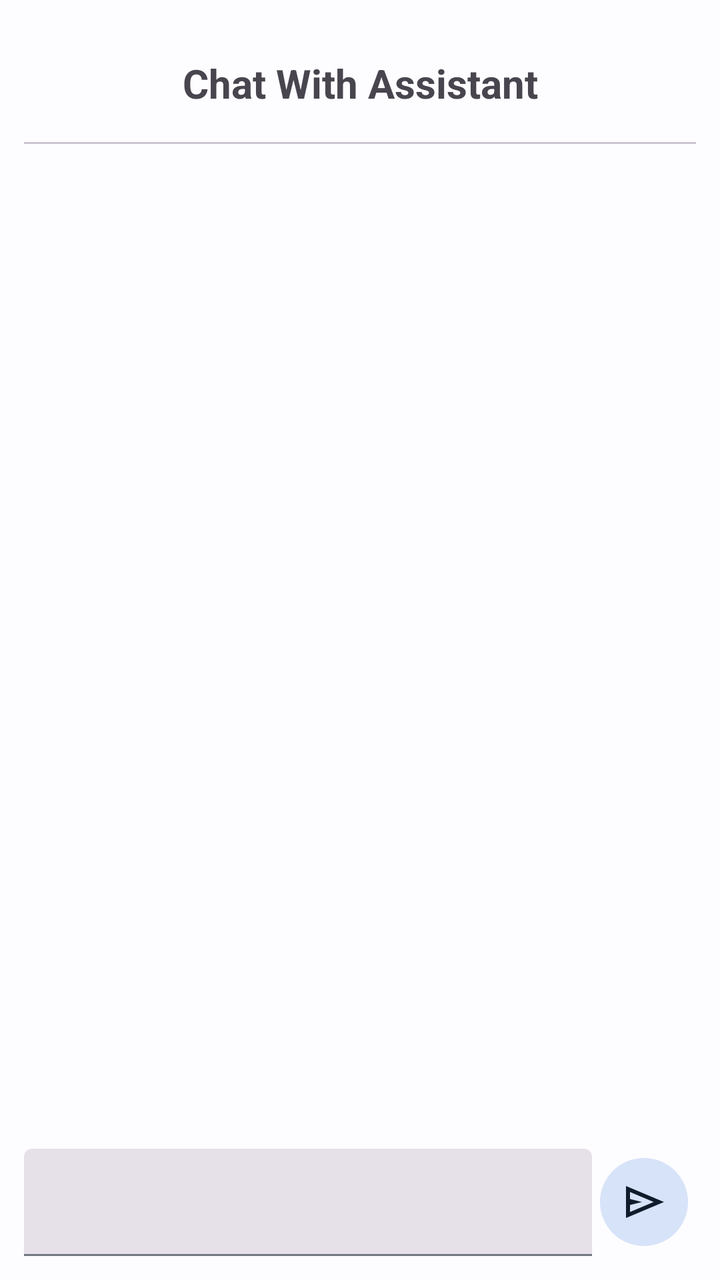
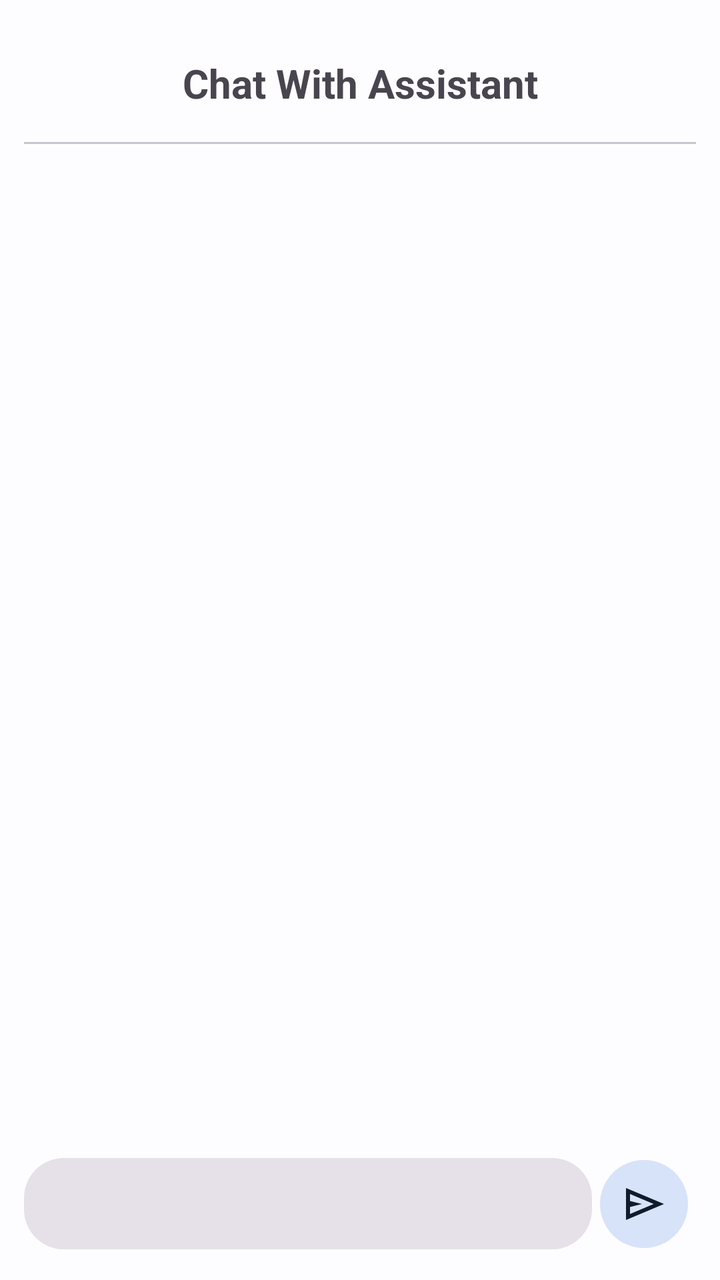

The first picture is an Android layout as it rendered before a commit; the second is the same layout after the commit. The layout source and the unified diff follow.
<!-- AndroidManifest.xml: application theme Theme.MyApplication -->
<!-- res/layout/assistant_activity_chat.xml -->
<?xml version="1.0" encoding="utf-8"?>
<androidx.coordinatorlayout.widget.CoordinatorLayout xmlns:android="http://schemas.android.com/apk/res/android"
    xmlns:app="http://schemas.android.com/apk/res-auto"
    xmlns:tools="http://schemas.android.com/tools"
    android:layout_width="match_parent"
    android:layout_height="match_parent"
    android:animateLayoutChanges="true">

    <androidx.constraintlayout.widget.ConstraintLayout
        android:id="@+id/main_layout"
        android:layout_width="match_parent"
        android:layout_height="match_parent"
        android:animateLayoutChanges="true"
        android:padding="12dp">

        <TextView
            android:id="@+id/textView26"
            android:layout_width="wrap_content"
            android:layout_height="wrap_content"
            android:layout_marginTop="16dp"
            android:text="@string/chat_with_assistant"
            android:textSize="20sp"
            android:textStyle="bold"
            app:layout_constraintEnd_toEndOf="parent"
            app:layout_constraintStart_toStartOf="parent"
            app:layout_constraintTop_toTopOf="parent" />

        <com.google.android.material.divider.MaterialDivider
            android:id="@+id/materialDivider3"
            android:layout_width="match_parent"
            android:layout_height="wrap_content"
            android:layout_marginTop="16dp"
            app:layout_constraintTop_toBottomOf="@+id/textView26"
            tools:layout_editor_absoluteX="12dp" />

        <androidx.recyclerview.widget.RecyclerView
            android:id="@+id/chat_bubble_recycler"
            android:layout_width="match_parent"
            android:layout_height="0dp"
            android:layout_marginTop="16dp"
            android:layout_marginBottom="16dp"
            android:layoutDirection="ltr"
            app:layout_constraintBottom_toTopOf="@+id/send_text_linear_layout"
            app:layout_constraintTop_toBottomOf="@+id/materialDivider3" />

        <LinearLayout
            android:id="@+id/send_text_linear_layout"
            android:layout_width="match_parent"
            android:layout_height="wrap_content"
            android:animateLayoutChanges="true"
            android:gravity="center"
            android:layoutDirection="ltr"
            android:orientation="horizontal"
            app:layout_constraintBottom_toBottomOf="parent"
            tools:layout_editor_absoluteX="12dp">

            <com.google.android.material.textfield.TextInputLayout
                style="@style/Widget.Material3.TextInputLayout.FilledBox.Dense"
                android:layout_width="0dp"
                android:layout_height="wrap_content"
                android:layout_weight="1"
                android:animateLayoutChanges="true">

                <com.google.android.material.textfield.TextInputEditText
                    android:id="@+id/input_edit_text"
                    android:layout_width="match_parent"
                    android:layout_height="wrap_content"
                    android:inputType="text|textMultiLine" />
            </com.google.android.material.textfield.TextInputLayout>

            <com.google.android.material.button.MaterialButton
                android:id="@+id/send_button"
                style="@style/Widget.Material3.Button.IconButton.Filled.Tonal"
                android:layout_width="wrap_content"
                android:layout_height="wrap_content"
                app:icon="@drawable/ic_send"
                app:iconSize="24dp" />
        </LinearLayout>
    </androidx.constraintlayout.widget.ConstraintLayout>
</androidx.coordinatorlayout.widget.CoordinatorLayout>
<!-- resources referenced by this layout -->
<resources>
  <!-- drawable ic_send (drawable) -->
  <vector xmlns:android="http://schemas.android.com/apk/res/android"
      android:width="24dp"
      android:height="24dp"
      android:viewportWidth="960"
      android:viewportHeight="960">
    <path
        android:pathData="M120,800v-640l760,320 -760,320ZM200,680 L674,480 200,280v140l240,60 -240,60v140ZM200,680v-400,400Z"
        android:fillColor="#e8eaed"/>
  </vector>
  <string name="chat_with_assistant">Chat With Assistant</string>
  <style name="Theme.MyApplication" parent="Base.Theme.MyApplication" />
  <color name="md_theme_light_primary">#1360A5</color>
  <color name="md_theme_light_onPrimary">#FFFFFF</color>
  <color name="md_theme_light_primaryContainer">#D3E4FF</color>
  <color name="md_theme_light_onPrimaryContainer">#001C38</color>
  <color name="md_theme_light_secondary">#545F70</color>
  <color name="md_theme_light_onSecondary">#FFFFFF</color>
  <color name="md_theme_light_secondaryContainer">#D7E3F8</color>
  <color name="md_theme_light_onSecondaryContainer">#101C2B</color>
  <color name="md_theme_light_tertiary">#6C5677</color>
  <color name="md_theme_light_onTertiary">#FFFFFF</color>
  <color name="md_theme_light_tertiaryContainer">#F4D9FF</color>
  <color name="md_theme_light_onTertiaryContainer">#261431</color>
  <color name="md_theme_light_error">#BA1A1A</color>
  <color name="md_theme_light_errorContainer">#FFDAD6</color>
  <color name="md_theme_light_onError">#FFFFFF</color>
  <color name="md_theme_light_onErrorContainer">#410002</color>
  <color name="md_theme_light_background">#FDFCFF</color>
  <color name="md_theme_light_onBackground">#1A1C1E</color>
  <color name="md_theme_light_surface">#FDFCFF</color>
  <color name="md_theme_light_onSurface">#1A1C1E</color>
  <color name="md_theme_light_surfaceVariant">#DFE2EB</color>
  <color name="md_theme_light_onSurfaceVariant">#43474E</color>
  <color name="md_theme_light_outline">#73777F</color>
  <color name="md_theme_light_inverseOnSurface">#F1F0F4</color>
  <color name="md_theme_light_inverseSurface">#2F3033</color>
  <color name="md_theme_light_inversePrimary">#A2C9FF</color>
  <!-- unchanged entries left out for length: 1 -->
</resources>

<!-- the commit's change to res/layout/assistant_activity_chat.xml (unified diff, before → after) -->
@@ -59,12 +59,20 @@
                 android:layout_width="0dp"
                 android:layout_height="wrap_content"
                 android:layout_weight="1"
-                android:animateLayoutChanges="true">
+                app:boxCornerRadiusBottomStart="20dp"
+                app:boxCornerRadiusBottomEnd="20dp"
+                app:boxCornerRadiusTopStart="20dp"
+                app:boxCornerRadiusTopEnd="20dp"
+                android:animateLayoutChanges="true"
+                android:orientation="horizontal"
+                app:boxStrokeWidth="0dp"
+                app:boxStrokeWidthFocused="0dp">
 
                 <com.google.android.material.textfield.TextInputEditText
                     android:id="@+id/input_edit_text"
                     android:layout_width="match_parent"
                     android:layout_height="wrap_content"
+                    android:paddingVertical="12dp"
                     android:inputType="text|textMultiLine" />
             </com.google.android.material.textfield.TextInputLayout>
 
